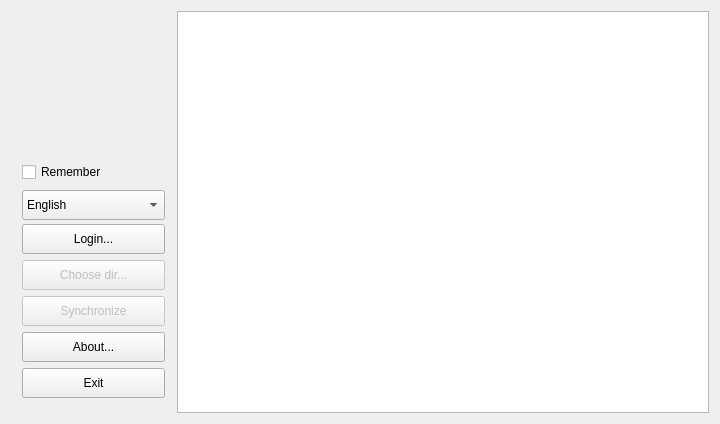
The window that src/ui/mainwindow.ui (DenisMedved/vkaudiosync) describes before a commit, drawn with Qt 5.
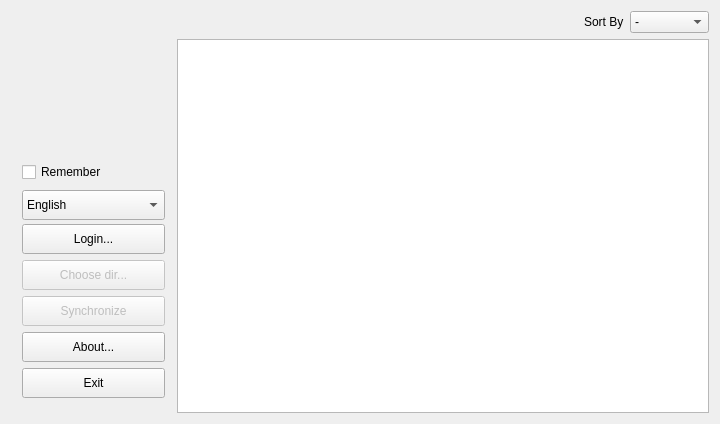
The same window after the commit. Icons and pictures are not drawn. Custom widgets are drawn as their Qt base class.

Diff of the .ui file:
```diff
--- a/src/ui/mainwindow.ui
+++ b/src/ui/mainwindow.ui
@@ -310,6 +310,78 @@
        </widget>
       </item>
       <item>
+       <layout class="QVBoxLayout" name="rightLayout">
+        <item>
+         <layout class="QHBoxLayout" name="horizontalLayout_2">
+          <item>
+           <spacer name="horizontalSpacer">
+            <property name="orientation">
+             <enum>Qt::Horizontal</enum>
+            </property>
+            <property name="sizeHint" stdset="0">
+             <size>
+              <width>40</width>
+              <height>20</height>
+             </size>
+            </property>
+           </spacer>
+          </item>
+          <item>
+           <widget class="QLabel" name="label">
+            <property name="sizePolicy">
+             <sizepolicy hsizetype="Maximum" vsizetype="Preferred">
+              <horstretch>0</horstretch>
+              <verstretch>0</verstretch>
+             </sizepolicy>
+            </property>
+            <property name="text">
+             <string>Sort By</string>
+            </property>
+           </widget>
+          </item>
+          <item>
+           <widget class="QComboBox" name="sorter">
+            <property name="sizePolicy">
+             <sizepolicy hsizetype="Fixed" vsizetype="Fixed">
+              <horstretch>0</horstretch>
+              <verstretch>0</verstretch>
+             </sizepolicy>
+            </property>
+            <item>
+             <property name="text">
+              <string>-</string>
+             </property>
+            </item>
+            <item>
+             <property name="text">
+              <string>Artist</string>
+             </property>
+            </item>
+            <item>
+             <property name="text">
+              <string>Name</string>
+             </property>
+            </item>
+            <item>
+             <property name="text">
+              <string>Duration</string>
+             </property>
+            </item>
+            <item>
+             <property name="text">
+              <string>Progress</string>
+             </property>
+            </item>
+            <item>
+             <property name="text">
+              <string>Status</string>
+             </property>
+            </item>
+           </widget>
+          </item>
+         </layout>
+        </item>
+        <item>
        <widget class="AudioListView" name="listView">
         <property name="sizePolicy">
          <sizepolicy hsizetype="Expanding" vsizetype="MinimumExpanding">
@@ -324,6 +396,8 @@
          </size>
         </property>
        </widget>
+        </item>
+       </layout>
       </item>
      </layout>
     </item>
```
Lines whose indentation alone changed are shown as unchanged.
